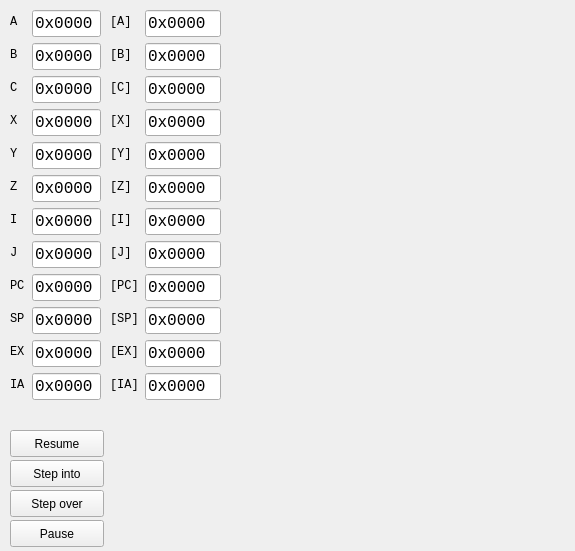
Qt form dtide/ui/registers.ui (DCPUTeam/DCPUToolchain) before a commit.
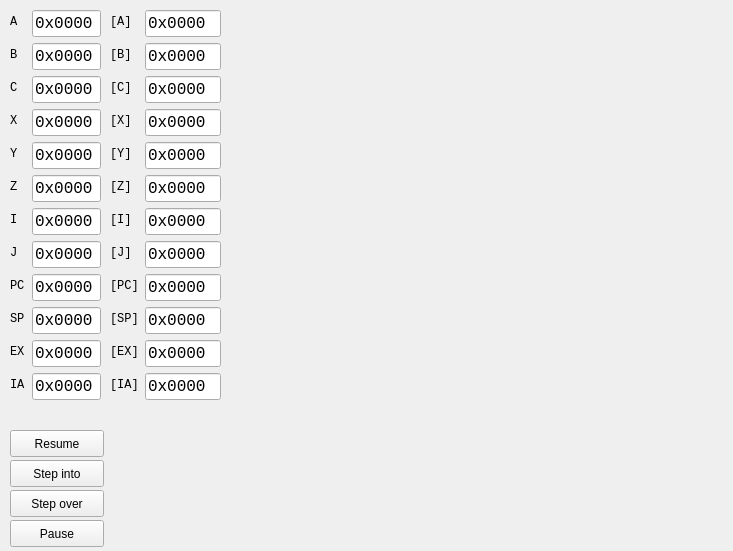
The same form after that commit. Custom widgets are drawn as their Qt base class.

Patch:
```diff
--- a/dtide/ui/registers.ui
+++ b/dtide/ui/registers.ui
@@ -6,7 +6,7 @@
    <rect>
     <x>0</x>
     <y>0</y>
-    <width>575</width>
+    <width>733</width>
     <height>551</height>
    </rect>
   </property>
@@ -772,7 +772,7 @@
     <rect>
      <x>230</x>
      <y>10</y>
-     <width>341</width>
+     <width>491</width>
      <height>181</height>
     </rect>
    </property>
```
